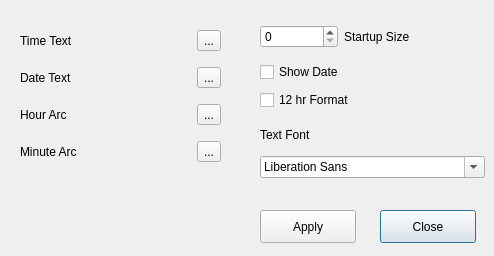
The window that prefs.ui (LaGaDesk/ArcClock) describes before a commit, drawn with Qt 5.
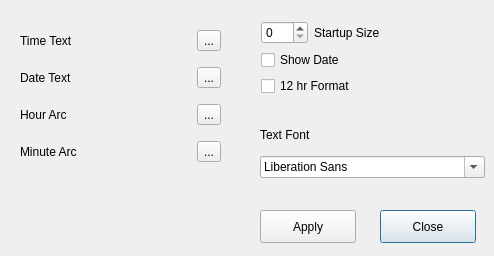
The same window after the commit.

Commit message: Widen labels to fix all text

```diff
--- a/prefs.ui
+++ b/prefs.ui
@@ -135,32 +135,6 @@
     </item>
    </layout>
   </widget>
-  <widget class="QWidget" name="layoutWidget">
-   <property name="geometry">
-    <rect>
-     <x>260</x>
-     <y>60</y>
-     <width>109</width>
-     <height>52</height>
-    </rect>
-   </property>
-   <layout class="QVBoxLayout" name="verticalLayout">
-    <item>
-     <widget class="QCheckBox" name="cb_showDate">
-      <property name="text">
-       <string>Show Date</string>
-      </property>
-     </widget>
-    </item>
-    <item>
-     <widget class="QCheckBox" name="cb_timeFormat">
-      <property name="text">
-       <string>12 hr Format</string>
-      </property>
-     </widget>
-    </item>
-   </layout>
-  </widget>
   <widget class="QWidget" name="layoutWidget">
    <property name="geometry">
     <rect>
@@ -183,30 +157,56 @@
     </item>
    </layout>
   </widget>
-  <widget class="QWidget" name="layoutWidget">
+  <widget class="QWidget" name="">
    <property name="geometry">
     <rect>
-     <x>260</x>
-     <y>20</y>
-     <width>161</width>
-     <height>34</height>
+     <x>261</x>
+     <y>21</y>
+     <width>204</width>
+     <height>90</height>
     </rect>
    </property>
-   <layout class="QHBoxLayout" name="horizontalLayout">
-    <item>
+   <layout class="QFormLayout" name="formLayout">
+    <item row="0" column="0">
      <widget class="QSpinBox" name="sb_startSize">
       <property name="maximum">
        <number>640</number>
       </property>
      </widget>
     </item>
-    <item>
+    <item row="0" column="1">
      <widget class="QLabel" name="label_5">
+      <property name="minimumSize">
+       <size>
+        <width>136</width>
+        <height>0</height>
+       </size>
+      </property>
       <property name="text">
        <string>Startup Size</string>
       </property>
      </widget>
     </item>
+    <item row="1" column="0" colspan="2">
+     <widget class="QCheckBox" name="cb_showDate">
+      <property name="minimumSize">
+       <size>
+        <width>172</width>
+        <height>0</height>
+       </size>
+      </property>
+      <property name="text">
+       <string>Show Date</string>
+      </property>
+     </widget>
+    </item>
+    <item row="2" column="0" colspan="2">
+     <widget class="QCheckBox" name="cb_timeFormat">
+      <property name="text">
+       <string>12 hr Format</string>
+      </property>
+     </widget>
+    </item>
    </layout>
   </widget>
  </widget>
```
The commit also changes 1 other file.
